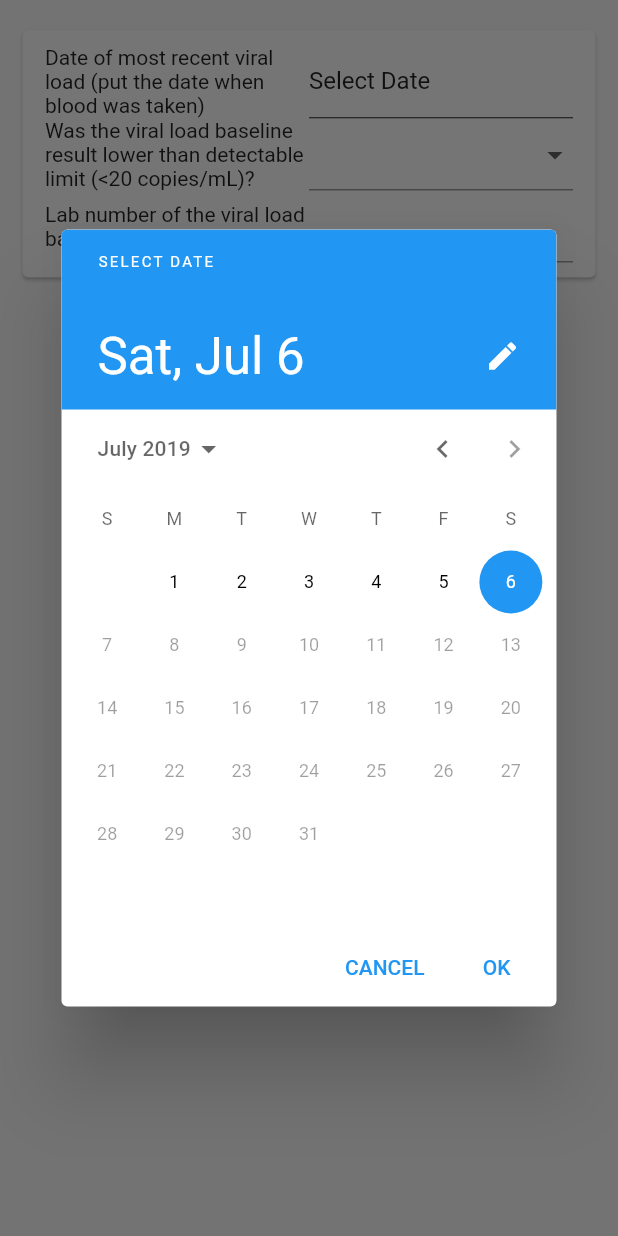
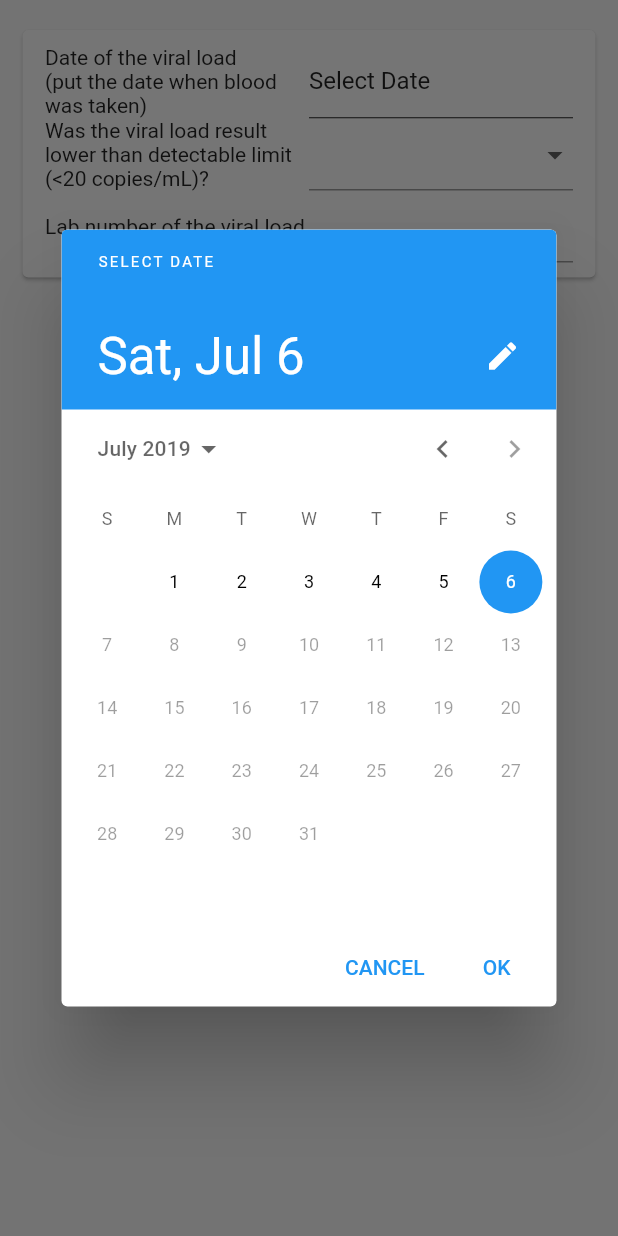
Before and after one commit to chrisly-bear/PEBRApp, a Flutter app: the AddViralLoadForm widget shown alone on an empty page, opened directly with empty values, after a tap on "Select Date", on a phone screen of 412 x 824 dp. Run offline on Flutter 3.47's test engine with Material 2 defaults, Android fonts, the phone set to English and light mode, and no system bars; our stand-ins replace flushbar, shared_preferences, sqflite; missing offline and left inert: password, spreadsheet_decoder; accounts and stored records are empty.

Commit message:
Changed form texts on Add Viral Load Screen (removed term 'baseline').

```diff
--- a/lib/screens/AddViralLoadScreen.dart
+++ b/lib/screens/AddViralLoadScreen.dart
@@ -102,7 +102,7 @@ class _AddViralLoadFormState extends State<AddViralLoadForm> {
   }
 
   Widget _viralLoadBaselineDateQuestion() {
-    return _makeQuestion('Date of most recent viral load (put the date when blood was taken)',
+    return _makeQuestion('Date of the viral load\n(put the date when blood was taken)',
       answer: Column(
           crossAxisAlignment: CrossAxisAlignment.start,
           children: [
@@ -121,7 +121,7 @@ class _AddViralLoadFormState extends State<AddViralLoadForm> {
               ),
               onPressed: () async {
                 final now = DateTime.now();
-                DateTime date = await _showDatePicker(context, 'Viral Load Baseline Date', initialDate: _viralLoad.dateOfBloodDraw ?? DateTime(now.year, now.month, now.day));
+                DateTime date = await _showDatePicker(context, initialDate: _viralLoad.dateOfBloodDraw ?? DateTime(now.year, now.month, now.day));
                 if (date != null) {
                   setState(() {
                     _viralLoad.dateOfBloodDraw = date;
@@ -146,7 +146,7 @@ class _AddViralLoadFormState extends State<AddViralLoadForm> {
   }
 
   Widget _viralLoadBaselineLowerThanDetectableQuestion() {
-    return _makeQuestion('Was the viral load baseline result lower than detectable limit (<20 copies/mL)?',
+    return _makeQuestion('Was the viral load result lower than detectable limit (<20 copies/mL)?',
       answer: DropdownButtonFormField<bool>(
         value: _isLowerThanDetectable,
         onChanged: (bool newValue) {
@@ -172,11 +172,10 @@ class _AddViralLoadFormState extends State<AddViralLoadForm> {
     if (_isLowerThanDetectable == null || _isLowerThanDetectable) {
       return Container();
     }
-    return _makeQuestion('What was the result of the viral load baseline (in c/mL)',
+    return _makeQuestion('Result of the viral load (in c/mL)',
       answer: TextFormField(
         inputFormatters: [
-          WhitelistingTextInputFormatter(RegExp('[0-9]')),
-//          LengthLimitingTextInputFormatter(5),
+          WhitelistingTextInputFormatter.digitsOnly,
         ],
         keyboardType: TextInputType.numberWithOptions(),
         controller: _viralLoadResultCtr,
@@ -192,7 +191,7 @@ class _AddViralLoadFormState extends State<AddViralLoadForm> {
   }
 
   Widget _viralLoadBaselineLabNumberQuestion() {
-    return _makeQuestion('Lab number of the viral load baseline',
+    return _makeQuestion('Lab number of the viral load',
       answer: TextFormField(
         controller: _viralLoadLabNumberCtr,
       ),
@@ -227,7 +226,7 @@ class _AddViralLoadFormState extends State<AddViralLoadForm> {
     );
   }
 
-  Future<DateTime> _showDatePicker(BuildContext context, String title, {DateTime initialDate}) async {
+  Future<DateTime> _showDatePicker(BuildContext context, {DateTime initialDate}) async {
     DateTime now = DateTime.now();
     return showDatePicker(
         context: context,
```
